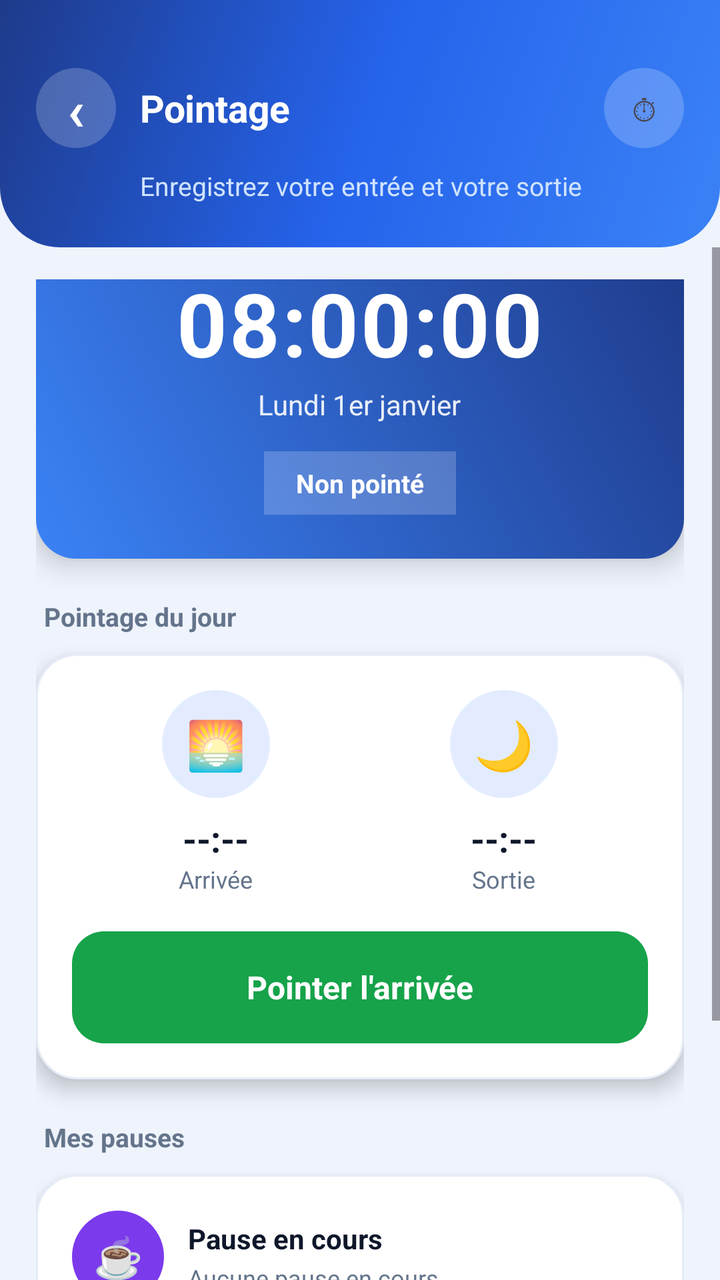
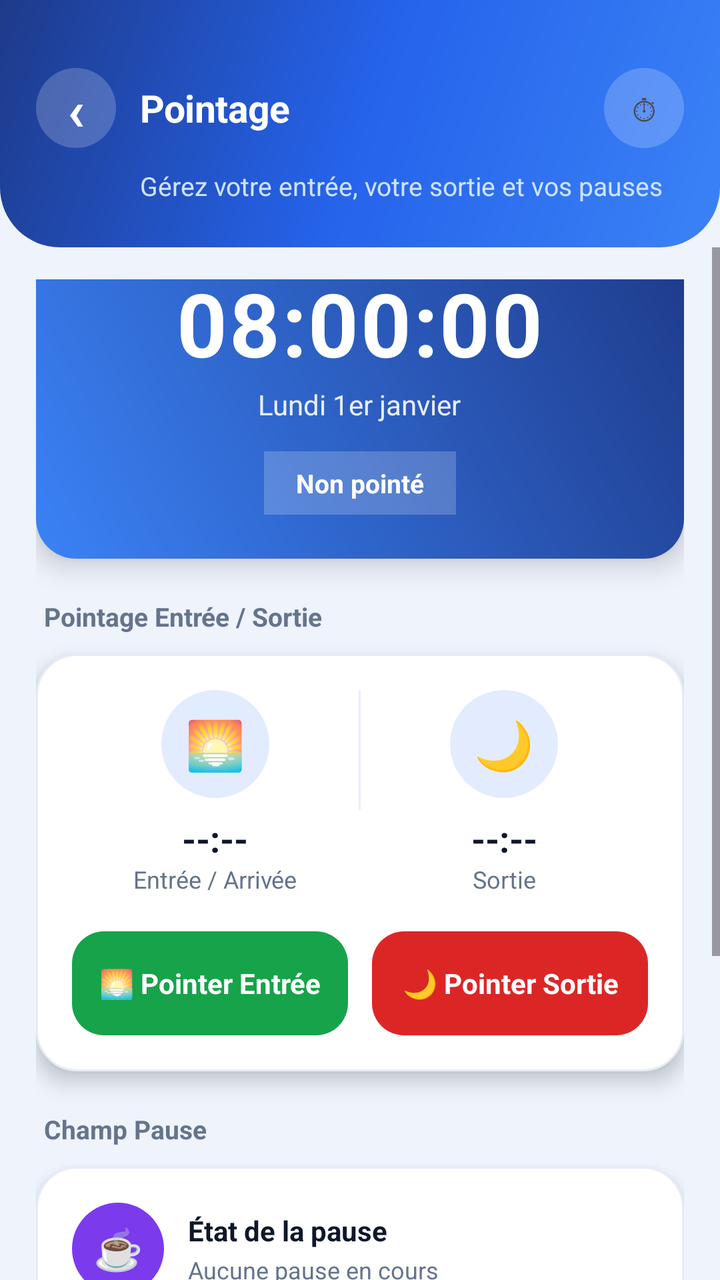

The first picture is an Android layout as it rendered before a commit; the second is the same layout after the commit. The layout source and the unified diff follow.
<!-- AndroidManifest.xml: application theme Theme.GestionPointage -->
<!-- res/layout/activity_pointage.xml -->
<?xml version="1.0" encoding="utf-8"?>
<LinearLayout xmlns:android="http://schemas.android.com/apk/res/android"
    android:layout_width="match_parent"
    android:layout_height="match_parent"
    android:background="@color/bg"
    android:orientation="vertical">

    
    <LinearLayout style="@style/ScreenHeader">

        <LinearLayout
            android:layout_width="match_parent"
            android:layout_height="wrap_content"
            android:gravity="center_vertical"
            android:orientation="horizontal">

            <TextView
                android:id="@+id/btnBack"
                style="@style/IconButton"
                android:gravity="center"
                android:text="‹"
                android:textColor="@color/white"
                android:textSize="28sp"
                android:textStyle="bold" />

            <TextView
                style="@style/HeaderTitle"
                android:text="@string/menu_pointage" />

            <TextView
                android:id="@+id/clockHeader"
                style="@style/IconButton"
                android:gravity="center"
                android:text="⏱"
                android:textSize="17sp" />
        </LinearLayout>

        <TextView
            android:layout_width="wrap_content"
            android:layout_height="wrap_content"
            android:layout_marginTop="10dp"
            android:layout_marginStart="52dp"
            android:text="Enregistrez votre entrée et votre sortie"
            android:textColor="#CFE3FF"
            android:textSize="13sp" />
    </LinearLayout>

    <ScrollView
        android:layout_width="match_parent"
        android:layout_height="match_parent"
        android:fillViewport="true">

        <LinearLayout
            android:layout_width="match_parent"
            android:layout_height="wrap_content"
            android:orientation="vertical"
            android:paddingHorizontal="18dp"
            android:paddingTop="16dp"
            android:paddingBottom="30dp">

            
            <LinearLayout
                android:layout_width="match_parent"
                android:layout_height="wrap_content"
                android:layout_marginTop="-30dp"
                android:background="@drawable/bg_stat_blue"
                android:elevation="8dp"
                android:gravity="center"
                android:orientation="vertical"
                android:padding="22dp">

                <TextView
                    android:id="@+id/liveClock"
                    android:layout_width="wrap_content"
                    android:layout_height="wrap_content"
                    android:letterSpacing="0.02"
                    android:text="08:00:00"
                    android:textColor="@color/white"
                    android:textSize="44sp"
                    android:textStyle="bold" />

                <TextView
                    android:id="@+id/liveDate"
                    android:layout_width="wrap_content"
                    android:layout_height="wrap_content"
                    android:layout_marginTop="2dp"
                    android:alpha="0.9"
                    android:text="Lundi 1er janvier"
                    android:textColor="@color/white"
                    android:textSize="14sp" />

                <TextView
                    android:id="@+id/statusChip"
                    android:layout_width="wrap_content"
                    android:layout_height="wrap_content"
                    android:layout_marginTop="14dp"
                    android:background="#33FFFFFF"
                    android:gravity="center"
                    android:paddingHorizontal="16dp"
                    android:paddingVertical="7dp"
                    android:text="Non pointé"
                    android:textColor="@color/white"
                    android:textSize="13sp"
                    android:textStyle="bold" />
            </LinearLayout>

            
            <TextView
                style="@style/SectionTitle"
                android:text="Pointage du jour" />

            <LinearLayout
                android:layout_width="match_parent"
                android:layout_height="wrap_content"
                android:layout_marginTop="10dp"
                android:background="@drawable/bg_card"
                android:elevation="6dp"
                android:orientation="vertical"
                android:padding="18dp">

                <LinearLayout
                    android:layout_width="match_parent"
                    android:layout_height="wrap_content"
                    android:orientation="horizontal">

                    <LinearLayout
                        android:layout_width="0dp"
                        android:layout_height="wrap_content"
                        android:layout_weight="1"
                        android:gravity="center"
                        android:orientation="vertical">

                        <TextView
                            android:layout_width="54dp"
                            android:layout_height="54dp"
                            android:background="@drawable/circle_blue"
                            android:gravity="center"
                            android:text="🌅"
                            android:textSize="24sp" />

                        <TextView
                            android:id="@+id/arrivalValue"
                            android:layout_width="wrap_content"
                            android:layout_height="wrap_content"
                            android:layout_marginTop="8dp"
                            android:text="--:--"
                            android:textColor="@color/text_dark"
                            android:textSize="18sp"
                            android:textStyle="bold" />

                        <TextView
                            android:layout_width="wrap_content"
                            android:layout_height="wrap_content"
                            android:text="Arrivée"
                            android:textColor="@color/text_medium"
                            android:textSize="12sp" />
                    </LinearLayout>

                    <LinearLayout
                        android:layout_width="0dp"
                        android:layout_height="wrap_content"
                        android:layout_weight="1"
                        android:gravity="center"
                        android:orientation="vertical">

                        <TextView
                            android:layout_width="54dp"
                            android:layout_height="54dp"
                            android:background="@drawable/circle_blue"
                            android:gravity="center"
                            android:text="🌙"
                            android:textSize="24sp" />

                        <TextView
                            android:id="@+id/exitValue"
                            android:layout_width="wrap_content"
                            android:layout_height="wrap_content"
                            android:layout_marginTop="8dp"
                            android:text="--:--"
                            android:textColor="@color/text_dark"
                            android:textSize="18sp"
                            android:textStyle="bold" />

                        <TextView
                            android:layout_width="wrap_content"
                            android:layout_height="wrap_content"
                            android:text="Sortie"
                            android:textColor="@color/text_medium"
                            android:textSize="12sp" />
                    </LinearLayout>
                </LinearLayout>

                <TextView
                    android:id="@+id/btnClock"
                    android:layout_width="match_parent"
                    android:layout_height="56dp"
                    android:layout_marginTop="18dp"
                    android:background="@drawable/btn_success"
                    android:clickable="true"
                    android:focusable="true"
                    android:gravity="center"
                    android:text="@string/btn_arrivee"
                    android:textColor="@color/white"
                    android:textSize="16sp"
                    android:textStyle="bold" />
            </LinearLayout>

            
            <TextView
                style="@style/SectionTitle"
                android:text="Mes pauses" />

            <LinearLayout
                android:layout_width="match_parent"
                android:layout_height="wrap_content"
                android:layout_marginTop="10dp"
                android:background="@drawable/bg_card"
                android:elevation="6dp"
                android:orientation="vertical"
                android:padding="18dp">

                <LinearLayout
                    android:layout_width="match_parent"
                    android:layout_height="wrap_content"
                    android:gravity="center_vertical"
                    android:orientation="horizontal">

                    <TextView
                        android:layout_width="46dp"
                        android:layout_height="46dp"
                        android:background="@drawable/circle_purple"
                        android:gravity="center"
                        android:text="☕"
                        android:textSize="20sp" />

                    <LinearLayout
                        android:layout_width="0dp"
                        android:layout_height="wrap_content"
                        android:layout_marginStart="12dp"
                        android:layout_weight="1"
                        android:orientation="vertical">

                        <TextView
                            android:layout_width="wrap_content"
                            android:layout_height="wrap_content"
                            android:text="Pause en cours"
                            android:textColor="@color/text_dark"
                            android:textSize="14sp"
                            android:textStyle="bold" />

                        <TextView
                            android:id="@+id/breakState"
                            android:layout_width="wrap_content"
                            android:layout_height="wrap_content"
                            android:layout_marginTop="2dp"
                            android:text="Aucune pause en cours"
                            android:textColor="@color/text_medium"
                            android:textSize="12sp" />
                    </LinearLayout>
                </LinearLayout>

                <TextView
                    android:id="@+id/btnBreak"
                    android:layout_width="match_parent"
                    android:layout_height="52dp"
                    android:layout_marginTop="16dp"
                    android:background="@drawable/btn_primary"
                    android:clickable="true"
                    android:focusable="true"
                    android:gravity="center"
                    android:text="@string/btn_start_break"
                    android:textColor="@color/white"
                    android:textSize="15sp"
                    android:textStyle="bold" />
            </LinearLayout>

            
            <TextView
                style="@style/SectionTitle"
                android:text="Pauses du jour" />

            <androidx.recyclerview.widget.RecyclerView
                android:id="@+id/breaksList"
                android:layout_width="match_parent"
                android:layout_height="wrap_content"
                android:layout_marginTop="8dp"
                android:nestedScrollingEnabled="false"
                android:overScrollMode="never" />

            <TextView
                android:id="@+id/emptyBreaks"
                android:layout_width="match_parent"
                android:layout_height="wrap_content"
                android:layout_marginTop="8dp"
                android:background="@drawable/bg_card"
                android:elevation="4dp"
                android:gravity="center"
                android:padding="22dp"
                android:text="Aucune pause enregistrée aujourd'hui"
                android:textColor="@color/text_light"
                android:textSize="13sp"
                android:visibility="gone" />

        </LinearLayout>
    </ScrollView>
</LinearLayout>
<!-- resources referenced by this layout -->
<resources>
  <color name="bg">#EEF3FC</color>
  <color name="text_dark">#0F172A</color>
  <color name="text_light">#94A3B8</color>
  <color name="text_medium">#64748B</color>
  <color name="white">#FFFFFF</color>
  <!-- drawable bg_card (drawable) -->
  <?xml version="1.0" encoding="utf-8"?>
  <shape xmlns:android="http://schemas.android.com/apk/res/android"
      android:shape="rectangle">
      <solid android:color="@color/card" />
      <corners android:radius="20dp" />
      <stroke
          android:width="1dp"
          android:color="@color/card_stroke" />
  </shape>
  <!-- drawable bg_stat_blue (drawable) -->
  <?xml version="1.0" encoding="utf-8"?>
  <shape xmlns:android="http://schemas.android.com/apk/res/android" android:shape="rectangle">
      <gradient android:angle="45" android:startColor="#3B82F6" android:endColor="#1E3A8A" />
      <corners android:radius="20dp" />
  </shape>
  <!-- drawable circle_blue (drawable) -->
  <?xml version="1.0" encoding="utf-8"?>
  <shape xmlns:android="http://schemas.android.com/apk/res/android" android:shape="oval">
      <solid android:color="#E3ECFE" />
  </shape>
  <!-- drawable circle_purple (drawable) -->
  <?xml version="1.0" encoding="utf-8"?>
  <shape xmlns:android="http://schemas.android.com/apk/res/android" android:shape="oval">
      <solid android:color="@color/purple" />
  </shape>
  <string name="btn_arrivee">Pointer l\'arrivée</string>
  <string name="btn_start_break">Prendre une pause</string>
  <string name="menu_pointage">Pointage</string>
  <style name="IconButton">
          <item name="android:layout_width">40dp</item>
          <item name="android:layout_height">40dp</item>
          <item name="android:background">@drawable/circle_white_20</item>
          <item name="android:gravity">center</item>
          <item name="android:clickable">true</item>
          <item name="android:focusable">true</item>
      </style>
  <style name="Theme.GestionPointage" parent="Base.Theme.GestionPointage" />
  <color name="card">#FFFFFF</color>
  <color name="card_stroke">#E6ECF7</color>
  <color name="success">#16A34A</color>
  <color name="purple">#7C3AED</color>
  <!-- drawable circle_white_20 (drawable) -->
  <?xml version="1.0" encoding="utf-8"?>
  <shape xmlns:android="http://schemas.android.com/apk/res/android" android:shape="oval">
      <solid android:color="#33FFFFFF" />
  </shape>
  <color name="primary">#2563EB</color>
  <color name="primary_light">#3B82F6</color>
  <color name="accent">#38BDF8</color>
  <color name="danger">#DC2626</color>
  <color name="primary_dark">#1E3A8A</color>
  <style name="AppAlertDialog" parent="ThemeOverlay.Material3.MaterialAlertDialog">
          <item name="shapeAppearanceCornerLarge">@style/DialogCorner</item>
          <item name="buttonBarPositiveButtonStyle">@style/DialogButton</item>
          <item name="buttonBarNegativeButtonStyle">@style/DialogButton</item>
      </style>
  <style name="DialogCorner" parent="ShapeAppearance.Material3.Corner.Large">
          <item name="cornerSize">22dp</item>
      </style>
  <style name="DialogButton" parent="Widget.Material3.Button.TextButton.Dialog">
          <item name="android:textColor">@color/primary</item>
          <item name="android:textSize">14sp</item>
          <item name="android:textStyle">bold</item>
      </style>
  <!-- unchanged entries left out for length: 7 -->
</resources>

<!-- the commit's change to res/layout/activity_pointage.xml (unified diff, before → after) -->
@@ -40,7 +40,7 @@
             android:layout_height="wrap_content"
             android:layout_marginTop="10dp"
             android:layout_marginStart="52dp"
-            android:text="Enregistrez votre entrée et votre sortie"
+            android:text="Gérez votre entrée, votre sortie et vos pauses"
             android:textColor="#CFE3FF"
             android:textSize="13sp" />
     </LinearLayout>
@@ -107,7 +107,7 @@
             
             <TextView
                 style="@style/SectionTitle"
-                android:text="Pointage du jour" />
+                android:text="Pointage Entrée / Sortie" />
 
             <LinearLayout
                 android:layout_width="match_parent"
@@ -151,10 +151,15 @@
                         <TextView
                             android:layout_width="wrap_content"
                             android:layout_height="wrap_content"
-                            android:text="Arrivée"
+                            android:text="Entrée / Arrivée"
                             android:textColor="@color/text_medium"
                             android:textSize="12sp" />
                     </LinearLayout>
+
+                    <View
+                        android:layout_width="1dp"
+                        android:layout_height="60dp"
+                        android:background="@color/divider" />
 
                     <LinearLayout
                         android:layout_width="0dp"
@@ -190,25 +195,49 @@
                     </LinearLayout>
                 </LinearLayout>
 
-                <TextView
-                    android:id="@+id/btnClock"
-                    android:layout_width="match_parent"
-                    android:layout_height="56dp"
+                
+                <LinearLayout
+                    android:layout_width="match_parent"
+                    android:layout_height="wrap_content"
                     android:layout_marginTop="18dp"
-                    android:background="@drawable/btn_success"
-                    android:clickable="true"
-                    android:focusable="true"
-                    android:gravity="center"
-                    android:text="@string/btn_arrivee"
-                    android:textColor="@color/white"
-                    android:textSize="16sp"
-                    android:textStyle="bold" />
+                    android:orientation="horizontal">
+
+                    <TextView
+                        android:id="@+id/btnArrival"
+                        android:layout_width="0dp"
+                        android:layout_height="52dp"
+                        android:layout_marginEnd="6dp"
+                        android:layout_weight="1"
+                        android:background="@drawable/btn_success"
+                        android:clickable="true"
+                        android:focusable="true"
+                        android:gravity="center"
+                        android:text="🌅 Pointer Entrée"
+                        android:textColor="@color/white"
+                        android:textSize="14sp"
+                        android:textStyle="bold" />
+
+                    <TextView
+                        android:id="@+id/btnExit"
+                        android:layout_width="0dp"
+                        android:layout_height="52dp"
+                        android:layout_marginStart="6dp"
+                        android:layout_weight="1"
+                        android:background="@drawable/btn_danger"
+                        android:clickable="true"
+                        android:focusable="true"
+                        android:gravity="center"
+                        android:text="🌙 Pointer Sortie"
+                        android:textColor="@color/white"
+                        android:textSize="14sp"
+                        android:textStyle="bold" />
+                </LinearLayout>
             </LinearLayout>
 
             
             <TextView
                 style="@style/SectionTitle"
-                android:text="Mes pauses" />
+                android:text="Champ Pause" />
 
             <LinearLayout
                 android:layout_width="match_parent"
@@ -226,6 +255,7 @@
                     android:orientation="horizontal">
 
                     <TextView
+                        android:id="@+id/breakEmojiHeader"
                         android:layout_width="46dp"
                         android:layout_height="46dp"
                         android:background="@drawable/circle_purple"
@@ -243,7 +273,7 @@
                         <TextView
                             android:layout_width="wrap_content"
                             android:layout_height="wrap_content"
-                            android:text="Pause en cours"
+                            android:text="État de la pause"
                             android:textColor="@color/text_dark"
                             android:textSize="14sp"
                             android:textStyle="bold" />
@@ -259,16 +289,149 @@
                     </LinearLayout>
                 </LinearLayout>
 
+                <View
+                    android:layout_width="match_parent"
+                    android:layout_height="1dp"
+                    android:layout_marginVertical="14dp"
+                    android:background="@color/divider" />
+
+                
+                <LinearLayout
+                    android:layout_width="match_parent"
+                    android:layout_height="wrap_content"
+                    android:orientation="horizontal">
+
+                    
+                    <LinearLayout
+                        android:layout_width="0dp"
+                        android:layout_height="wrap_content"
+                        android:layout_weight="1"
+                        android:gravity="center"
+                        android:orientation="vertical">
+
+                        <TextView
+                            android:id="@+id/breakTypeValue"
+                            android:layout_width="wrap_content"
+                            android:layout_height="wrap_content"
+                            android:text="Aucun"
+                            android:textColor="@color/primary"
+                            android:textSize="14sp"
+                            android:textStyle="bold" />
+
+                        <TextView
+                            android:layout_width="wrap_content"
+                            android:layout_height="wrap_content"
+                            android:layout_marginTop="2dp"
+                            android:text="Type"
+                            android:textColor="@color/text_medium"
+                            android:textSize="11sp" />
+                    </LinearLayout>
+
+                    <View
+                        android:layout_width="1dp"
+                        android:layout_height="36dp"
+                        android:background="@color/divider" />
+
+                    
+                    <LinearLayout
+                        android:layout_width="0dp"
+                        android:layout_height="wrap_content"
+                        android:layout_weight="1"
+                        android:gravity="center"
+                        android:orientation="vertical">
+
+                        <TextView
+                            android:id="@+id/breakStartValue"
+                            android:layout_width="wrap_content"
+                            android:layout_height="wrap_content"
+                            android:text="--:--"
+                            android:textColor="@color/text_dark"
+                            android:textSize="14sp"
+                            android:textStyle="bold" />
+
+                        <TextView
+                            android:layout_width="wrap_content"
+                            android:layout_height="wrap_content"
+                            android:layout_marginTop="2dp"
+                            android:text="Entrée Pause"
+                            android:textColor="@color/text_medium"
+                            android:textSize="11sp" />
+                    </LinearLayout>
+
+                    <View
+                        android:layout_width="1dp"
+                        android:layout_height="36dp"
+                        android:background="@color/divider" />
+
+                    
+                    <LinearLayout
+                        android:layout_width="0dp"
+                        android:layout_height="wrap_content"
+                        android:layout_weight="1"
+                        android:gravity="center"
+                        android:orientation="vertical">
+
+                        <TextView
+                            android:id="@+id/breakEndValue"
+                            android:layout_width="wrap_content"
+                            android:layout_height="wrap_content"
+                            android:text="--:--"
+                            android:textColor="@color/text_dark"
+                            android:textSize="14sp"
+                            android:textStyle="bold" />
+
+                        <TextView
+                            android:layout_width="wrap_content"
+                            android:layout_height="wrap_content"
+                            android:layout_marginTop="2dp"
+                            android:text="Sortie Pause"
+                            android:textColor="@color/text_medium"
+                            android:textSize="11sp" />
+                    </LinearLayout>
+
+                    <View
+                        android:layout_width="1dp"
+                        android:layout_height="36dp"
+                        android:background="@color/divider" />
+
+                    
+                    <LinearLayout
+                        android:layout_width="0dp"
+                        android:layout_height="wrap_content"
+                        android:layout_weight="1"
+                        android:gravity="center"
+                        android:orientation="vertical">
+
+                        <TextView
+                            android:id="@+id/breakDurationValue"
+                            android:layout_width="wrap_content"
+                            android:layout_height="wrap_content"
+                            android:text="0 min"
+                            android:textColor="@color/text_dark"
+                            android:textSize="14sp"
+                            android:textStyle="bold" />
+
+                        <TextView
+                            android:layout_width="wrap_content"
+                            android:layout_height="wrap_content"
+                            android:layout_marginTop="2dp"
+                            android:text="Durée"
+                            android:textColor="@color/text_medium"
+                            android:textSize="11sp" />
+                    </LinearLayout>
+                </LinearLayout>
+
+                
                 <TextView
                     android:id="@+id/btnBreak"
                     android:layout_width="match_parent"
                     android:layout_height="52dp"
-                    android:layout_marginTop="16dp"
+                    android:layout_marginTop="18dp"
                     android:background="@drawable/btn_primary"
                     android:clickable="true"
                     android:focusable="true"
                     android:gravity="center"
-                    android:text="@string/btn_start_break"
+                    android:text="☕ Prenez une pause (Choisir le type)"
                     android:textColor="@color/white"
                     android:textSize="15sp"
                     android:textStyle="bold" />
<!-- resource entries referenced after the edit -->
@@ -1,6 +1,7 @@
 <!-- resources referenced by this layout -->
 <resources>
   <color name="bg">#EEF3FC</color>
+  <color name="divider">#E9EEF7</color>
   <color name="text_dark">#0F172A</color>
   <color name="text_light">#94A3B8</color>
   <color name="text_medium">#64748B</color>
@@ -21,6 +22,22 @@
       <gradient android:angle="45" android:startColor="#3B82F6" android:endColor="#1E3A8A" />
       <corners android:radius="20dp" />
   </shape>
+  <!-- drawable btn_danger (drawable) -->
+  <?xml version="1.0" encoding="utf-8"?>
+  <selector xmlns:android="http://schemas.android.com/apk/res/android">
+      <item android:state_pressed="true">
+          <shape android:shape="rectangle">
+              <solid android:color="#991B1B" />
+              <corners android:radius="16dp" />
+          </shape>
+      </item>
+      <item>
+          <shape android:shape="rectangle">
+              <solid android:color="@color/danger" />
+              <corners android:radius="16dp" />
+          </shape>
+      </item>
+  </selector>
   <!-- drawable circle_blue (drawable) -->
   <?xml version="1.0" encoding="utf-8"?>
   <shape xmlns:android="http://schemas.android.com/apk/res/android" android:shape="oval">
@@ -31,8 +48,6 @@
   <shape xmlns:android="http://schemas.android.com/apk/res/android" android:shape="oval">
       <solid android:color="@color/purple" />
   </shape>
-  <string name="btn_arrivee">Pointer l\'arrivée</string>
-  <string name="btn_start_break">Prendre une pause</string>
   <string name="menu_pointage">Pointage</string>
   <style name="IconButton">
           <item name="android:layout_width">40dp</item>
